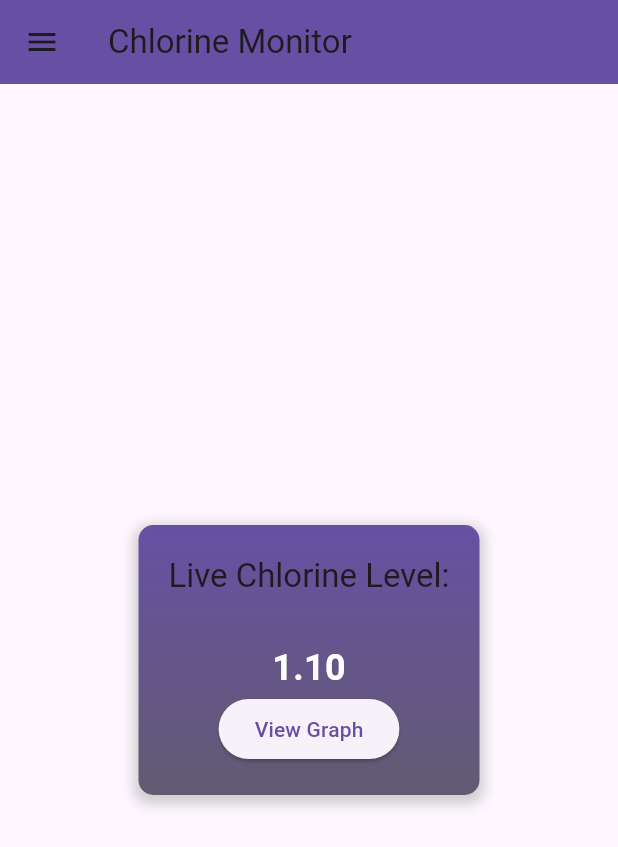
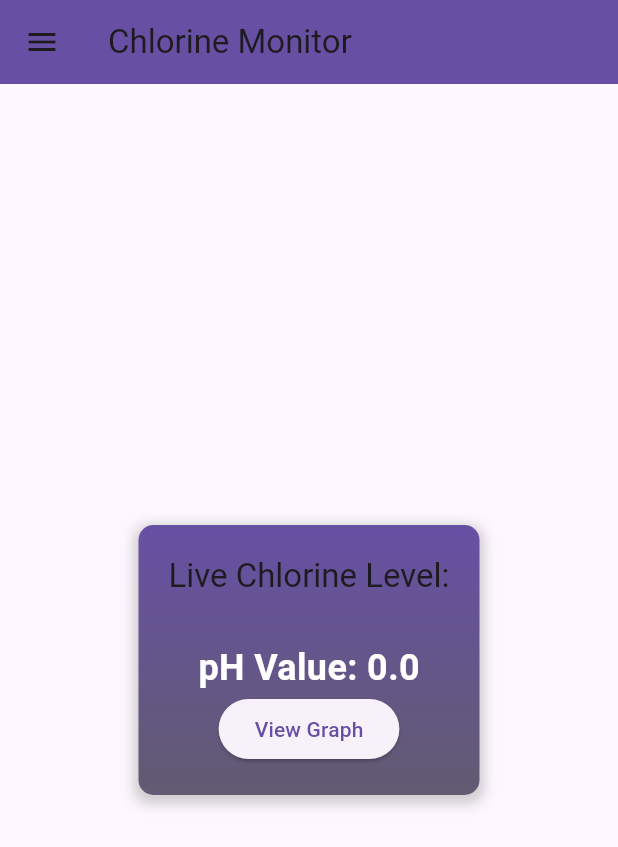
Before and after one commit to mohit-work/aqua, a Flutter app: the ChlorineLevelScreen screen opened directly, on a phone screen of 412 x 824 dp. Shown: the top 847 px of the screen. Run offline on Flutter 3.47's test engine with Material 3 defaults, Android fonts, the phone set to English and light mode, and no system bars; our stand-ins replace email_validator, firebase_auth, firebase_core, firebase_database, fl_chart; accounts and stored records are empty.

Commit message:
"22:33 -final "

```diff
--- a/lib/graph.dart
+++ b/lib/graph.dart
@@ -47,10 +47,12 @@ class _GraphScreenState extends State<GraphScreen> {
   Widget build(BuildContext context) {
     return Scaffold(
       appBar: AppBar(
+        backgroundColor: Color.fromARGB(255, 7, 7, 7),
         title:
             Text('Chlorine Level Graph', style: TextStyle(color: Colors.white)),
       ),
       body: Column(
+
         children: [
           Padding(
             padding: EdgeInsets.symmetric(vertical: 16.0),
--- a/lib/home.dart
+++ b/lib/home.dart
@@ -1,6 +1,7 @@
 import 'dart:async';
 import 'dart:math';
 
+import 'package:firebase_database/firebase_database.dart';
 import 'package:flutter/material.dart';
 import 'package:flutter_hackathon1/contact.dart';
 import 'package:flutter_hackathon1/feedback.dart';
@@ -85,39 +86,33 @@ class ChlorineLevelScreen extends StatefulWidget {
 
 class _ChlorineLevelScreenState extends State<ChlorineLevelScreen>
     with SingleTickerProviderStateMixin {
-  late double _chlorineLevel;
-  late AnimationController _animationController;
-  late Animation<double> _fadeInAnimation;
-  late Timer _timer;
   bool isDarkMode = false;
+
+   late double _phValue;
+  final DatabaseReference _phDataRef = FirebaseDatabase.instance
+      .reference()
+      .child('ph_data')
+      .child('latest')
+      .child('pH');
 
   @override
   void initState() {
     super.initState();
+    _phValue = 0.0; // Initialize pH value
+    _phDataRef.onValue.listen((event) {
+      if (event.snapshot.value != null) {
+        setState(() {
+          _phValue = double.parse(event.snapshot.value.toString());
+        });
+      } else {
+        print('Snapshot value is null');
+      }
+    }, onError: (error) {
+      print('Error fetching pH value: $error');
+    });
+  }
 
-    _chlorineLevel = 0.0;
 
-    // Start generating random data every second
-    _timer = Timer.periodic(Duration(seconds: 1), (timer) {
-      setState(() {
-        // Generate random chlorine level between 0 and 10
-        _chlorineLevel = Random().nextDouble() * 10;
-        if (_chlorineLevel > 10) {
-          _chlorineLevel = 10; // Limit to maximum value of 10
-        }
-      });
-    });
-
-    _animationController = AnimationController(
-        vsync: this, duration: const Duration(milliseconds: 500));
-    _fadeInAnimation = Tween<double>(begin: 0.0, end: 1.0).animate(
-      CurvedAnimation(
-        parent: _animationController,
-        curve: Curves.easeIn,
-      ),
-    );
-    _animationController.forward();
-  }
 
   @override
   Widget build(BuildContext context) {
@@ -130,7 +125,7 @@ class _ChlorineLevelScreenState extends State<ChlorineLevelScreen>
         color: Theme.of(context).scaffoldBackgroundColor,
         child: Center(
           child: FadeTransition(
-            opacity: _fadeInAnimation,
+            opacity: kAlwaysCompleteAnimation,
             child: Column(
               mainAxisAlignment: MainAxisAlignment.center,
               children: [
@@ -163,7 +158,7 @@ class _ChlorineLevelScreenState extends State<ChlorineLevelScreen>
                       ),
                       const SizedBox(height:30),
                       Text(
-                        _chlorineLevel.toStringAsFixed(2),
+                        'pH Value: $_phValue',
                         style: TextStyle(
                           fontSize: 24.0,
                           fontWeight: FontWeight.bold,
@@ -268,10 +263,5 @@ class _ChlorineLevelScreenState extends State<ChlorineLevelScreen>
     );
   }
 
-  @override
-  void dispose() {
-    _timer.cancel();
-    _animationController.dispose();
-    super.dispose();
-  }
+
 }
--- a/lib/signup.dart
+++ b/lib/signup.dart
@@ -3,6 +3,7 @@ import 'package:flutter/material.dart';
 import 'login.dart';
 import 'package:firebase_auth/firebase_auth.dart';
 import 'home.dart';
+
 class SignupPage extends StatefulWidget {
   @override
   _SignupPageState createState() => _SignupPageState();
@@ -106,12 +107,11 @@ class _SignupPageState extends State<SignupPage> {
                        onPressed: () async {
                     if (_formKey.currentState!.validate()) {
                       try {
-                        final userCredential = await FirebaseAuth.instance
+                        await FirebaseAuth.instance
                             .createUserWithEmailAndPassword(
                           email: _emailController.text,
                           password: _passwordController.text,
                         );
-                        print(userCredential);
                         ScaffoldMessenger.of(context).showSnackBar(
                           const SnackBar(
                             content: Text('Registration successful!'),
--- a/pubspec.yaml
+++ b/pubspec.yaml
@@ -38,7 +38,7 @@ dependencies:
   # The following adds the Cupertino Icons font to your application.
   # Use with the CupertinoIcons class for iOS style icons.
   cupertino_icons: ^1.0.6
-  firebase_core: ^2.26.0
+  firebase_core: ^2.27.1
   firebase_database: ^10.4.8
   cloud_firestore: ^4.15.5
   firebase_analytics: ^10.8.6
```
Also changed, not shown: lib/login.dart (+21 -34 lines), lib/main.dart (+4 -11 lines), lib/firebase_options.dart.
